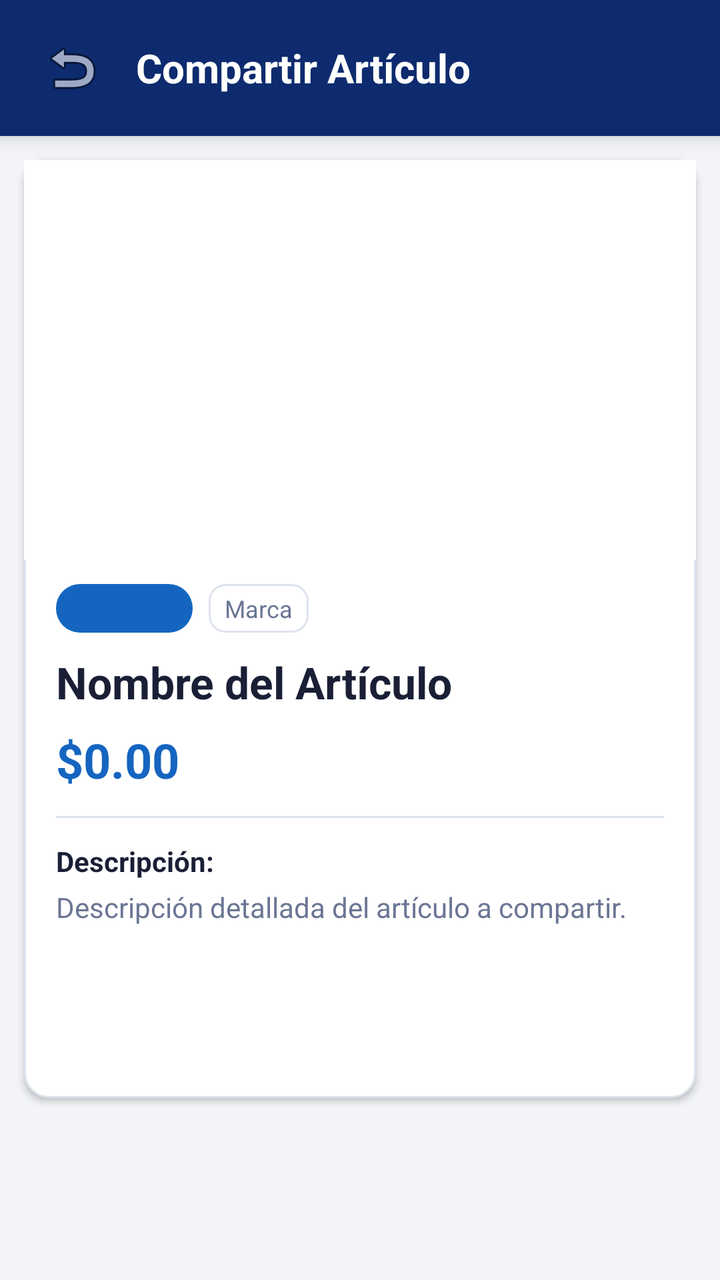
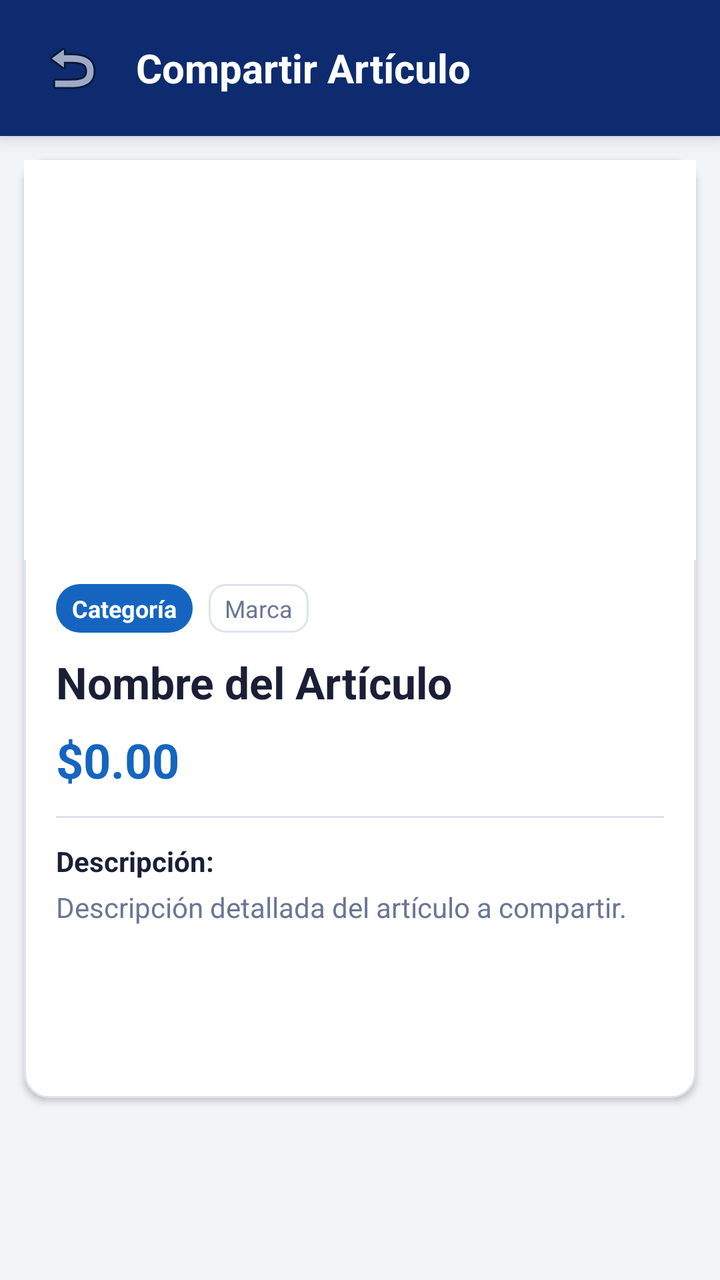

Screens rendered from an Android XML layout before and after an edit, with the pre-edit source and the edit as a unified diff.
<!-- AndroidManifest.xml: application theme Theme.CatalogoFragmento -->
<!-- res/layout/activity_compartir.xml -->
<?xml version="1.0" encoding="utf-8"?>
<androidx.core.widget.NestedScrollView xmlns:android="http://schemas.android.com/apk/res/android"
    xmlns:tools="http://schemas.android.com/tools"
    android:id="@+id/compartir_root"
    android:layout_width="match_parent"
    android:layout_height="match_parent"
    android:fillViewport="true"
    android:background="@color/fondo_claro"
    tools:context=".CompartirActivity">

    <LinearLayout
        android:layout_width="match_parent"
        android:layout_height="wrap_content"
        android:orientation="vertical">

        
        <LinearLayout
            android:layout_width="match_parent"
            android:layout_height="wrap_content"
            android:orientation="horizontal"
            android:gravity="center_vertical"
            android:paddingStart="16dp"
            android:paddingEnd="16dp"
            android:paddingTop="14dp"
            android:paddingBottom="14dp"
            android:background="@color/azul_header"
            android:elevation="6dp">

            <ImageButton
                android:id="@+id/btnVolver"
                android:layout_width="40dp"
                android:layout_height="40dp"
                android:background="?attr/selectableItemBackgroundBorderless"
                android:src="@android:drawable/ic_menu_revert"
                android:contentDescription="Volver" />

            <TextView
                android:layout_width="wrap_content"
                android:layout_height="wrap_content"
                android:layout_marginStart="12dp"
                android:text="Compartir Artículo"
                android:textSize="20sp"
                android:textStyle="bold"
                android:textColor="@color/white" />

        </LinearLayout>

        
        <LinearLayout
            android:layout_width="match_parent"
            android:layout_height="wrap_content"
            android:orientation="vertical"
            android:layout_margin="12dp"
            android:padding="0dp"
            android:background="@drawable/bg_card_articulo"
            android:elevation="2dp">

            
            <ImageView
                android:id="@+id/ivCompartirImagen"
                android:layout_width="match_parent"
                android:layout_height="200dp"
                android:scaleType="centerInside"
                android:background="@color/superficie"
                android:contentDescription="Imagen del producto" />

            <LinearLayout
                android:layout_width="match_parent"
                android:layout_height="wrap_content"
                android:orientation="vertical"
                android:paddingStart="16dp"
                android:paddingEnd="16dp"
                android:paddingTop="12dp"
                android:paddingBottom="16dp">

                
                <LinearLayout
                    android:layout_width="wrap_content"
                    android:layout_height="wrap_content"
                    android:orientation="horizontal">

                    <TextView
                        android:id="@+id/tvCompartirCategoria"
                        android:layout_width="wrap_content"
                        android:layout_height="wrap_content"
                        android:text="Categoría"
                        android:textSize="12sp"
                        android:textStyle="bold"
                        android:textColor="@color/azul_ml"
                        android:background="@drawable/bg_badge"
                        android:paddingStart="8dp"
                        android:paddingEnd="8dp"
                        android:paddingTop="4dp"
                        android:paddingBottom="4dp" />

                    <TextView
                        android:id="@+id/tvCompartirMarca"
                        android:layout_width="wrap_content"
                        android:layout_height="wrap_content"
                        android:layout_marginStart="8dp"
                        android:text="Marca"
                        android:textSize="12sp"
                        android:textColor="@color/texto_secundario"
                        android:background="@drawable/bg_buscador"
                        android:paddingStart="8dp"
                        android:paddingEnd="8dp"
                        android:paddingTop="4dp"
                        android:paddingBottom="4dp" />

                </LinearLayout>

                
                <TextView
                    android:id="@+id/tvCompartirNombre"
                    android:layout_width="match_parent"
                    android:layout_height="wrap_content"
                    android:layout_marginTop="10dp"
                    android:text="Nombre del Artículo"
                    android:textSize="22sp"
                    android:textStyle="bold"
                    android:textColor="@color/texto_principal" />

                
                <TextView
                    android:id="@+id/tvCompartirPrecio"
                    android:layout_width="wrap_content"
                    android:layout_height="wrap_content"
                    android:layout_marginTop="8dp"
                    android:text="$0.00"
                    android:textSize="24sp"
                    android:textStyle="bold"
                    android:textColor="@color/azul_ml" />

                
                <View
                    android:layout_width="match_parent"
                    android:layout_height="1dp"
                    android:background="@color/borde_card"
                    android:layout_marginTop="12dp"
                    android:layout_marginBottom="12dp" />

                
                <TextView
                    android:layout_width="wrap_content"
                    android:layout_height="wrap_content"
                    android:text="Descripción:"
                    android:textSize="14sp"
                    android:textStyle="bold"
                    android:textColor="@color/texto_principal" />

                <TextView
                    android:id="@+id/tvCompartirDescripcion"
                    android:layout_width="match_parent"
                    android:layout_height="wrap_content"
                    android:layout_marginTop="4dp"
                    android:text="Descripción detallada del artículo a compartir."
                    android:textSize="14sp"
                    android:textColor="@color/texto_secundario"
                    android:lineSpacingExtra="2dp" />

                
                <Button
                    android:id="@+id/btnEnviar"
                    style="@style/Widget.App.Button.Primary"
                    android:layout_width="match_parent"
                    android:layout_height="50dp"
                    android:layout_marginTop="20dp"
                    android:text="Enviar"
                    android:textSize="16sp"
                    android:textStyle="bold"
                    android:textColor="@color/white" />

            </LinearLayout>

        </LinearLayout>

    </LinearLayout>

</androidx.core.widget.NestedScrollView>
<!-- resources referenced by this layout -->
<resources>
  <color name="azul_header">#0D2B6E</color>
  <color name="azul_ml">#1565C0</color>
  <color name="borde_card">#DDE3EE</color>
  <color name="fondo_claro">#F2F4F8</color>
  <color name="superficie">#FFFFFF</color>
  <color name="texto_principal">#1A1F36</color>
  <color name="texto_secundario">#6B7694</color>
  <color name="white">#FFFFFFFF</color>
  <!-- drawable bg_badge (drawable) -->
  <?xml version="1.0" encoding="utf-8"?>
  <shape xmlns:android="http://schemas.android.com/apk/res/android"
      android:shape="rectangle">
      <corners android:radius="12dp" />
      <solid android:color="@color/azul_ml" />
  </shape>
  <!-- drawable bg_buscador (drawable) -->
  <?xml version="1.0" encoding="utf-8"?>
  <shape xmlns:android="http://schemas.android.com/apk/res/android"
      android:shape="rectangle">
      <corners android:radius="8dp" />
      <solid android:color="@color/superficie" />
      <stroke
          android:width="1dp"
          android:color="@color/borde_card" />
  </shape>
  <!-- drawable bg_card_articulo (drawable) -->
  <?xml version="1.0" encoding="utf-8"?>
  <shape xmlns:android="http://schemas.android.com/apk/res/android"
      android:shape="rectangle">
      <corners android:radius="12dp" />
      <solid android:color="@color/superficie" />
      <stroke
          android:width="1dp"
          android:color="@color/borde_card" />
  </shape>
  <style name="Widget.App.Button.Primary" parent="Widget.Material3.Button">
          <item name="backgroundTint">@color/azul_oscuro_ml</item>
          <item name="android:textColor">@color/white</item>
          <item name="cornerRadius">10dp</item>
      </style>
  <style name="Theme.CatalogoFragmento" parent="Base.Theme.CatalogoFragmento" />
  <color name="azul_oscuro_ml">#0D2B6E</color>
  <style name="Base.Theme.CatalogoFragmento" parent="Theme.Material3.DayNight.NoActionBar">
          
          <item name="colorPrimary">@color/azul_ml</item>
          <item name="colorOnPrimary">@color/white</item>
          <item name="android:windowBackground">@color/fondo_claro</item>
          <item name="android:textColorPrimary">@color/texto_principal</item>
          <item name="android:textColorSecondary">@color/texto_secundario</item>
      </style>
</resources>

<!-- the commit's change to res/layout/activity_compartir.xml (unified diff, before → after) -->
@@ -86,7 +86,7 @@
                         android:text="Categoría"
                         android:textSize="12sp"
                         android:textStyle="bold"
-                        android:textColor="@color/azul_ml"
+                        android:textColor="@color/white"
                         android:background="@drawable/bg_badge"
                         android:paddingStart="8dp"
                         android:paddingEnd="8dp"
